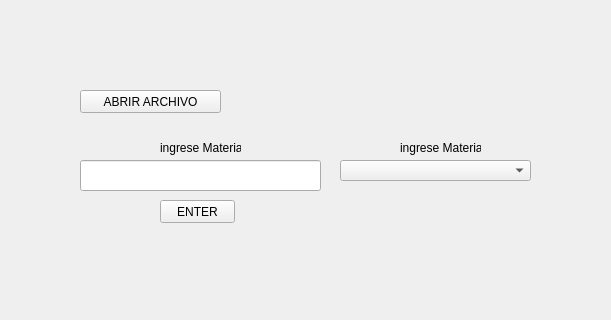
Qt form src/intro.ui (CornelioEmbedded/GUI_Horarios) before a commit; both pictures show x 190 to 801 and y 0 to 320 of the 1440 by 792 pixel window.
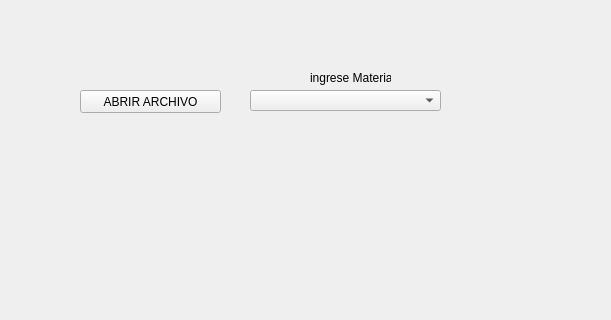
The same form after that commit.

Commit message: chore: add items list in combo box

Patch:
```diff
--- a/src/intro.ui
+++ b/src/intro.ui
@@ -52,42 +52,6 @@
     <string>ABRIR ARCHIVO</string>
    </property>
   </widget>
-  <widget class="QLineEdit" name="line_writer">
-   <property name="geometry">
-    <rect>
-     <x>270</x>
-     <y>160</y>
-     <width>241</width>
-     <height>31</height>
-    </rect>
-   </property>
-  </widget>
-  <widget class="QLabel" name="subject_text">
-   <property name="geometry">
-    <rect>
-     <x>350</x>
-     <y>140</y>
-     <width>81</width>
-     <height>16</height>
-    </rect>
-   </property>
-   <property name="text">
-    <string>ingrese Materia</string>
-   </property>
-  </widget>
-  <widget class="QPushButton" name="enter_button">
-   <property name="geometry">
-    <rect>
-     <x>350</x>
-     <y>200</y>
-     <width>75</width>
-     <height>23</height>
-    </rect>
-   </property>
-   <property name="text">
-    <string>ENTER</string>
-   </property>
-  </widget>
   <widget class="QLabel" name="subject_response">
    <property name="geometry">
     <rect>
@@ -107,8 +71,8 @@
   <widget class="QComboBox" name="subject_menu">
    <property name="geometry">
     <rect>
-     <x>530</x>
-     <y>160</y>
+     <x>440</x>
+     <y>90</y>
      <width>191</width>
      <height>21</height>
     </rect>
@@ -117,8 +81,8 @@
   <widget class="QLabel" name="subject_text_2">
    <property name="geometry">
     <rect>
-     <x>590</x>
-     <y>140</y>
+     <x>500</x>
+     <y>70</y>
      <width>81</width>
      <height>16</height>
     </rect>
```
The commit also changes 2 other files.
